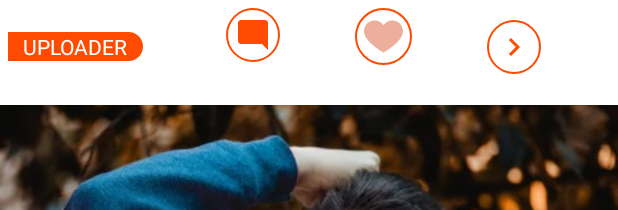
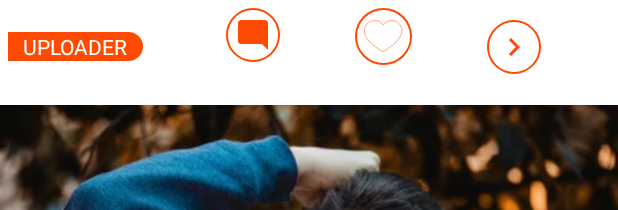
Before and after one commit to Rahul7f/PicTopz, an Android app: the layout layout_home_post.xml on its own in the app's theme, with its tools: preview values and no code run, on a phone screen of 412 x 824 dp. Shown: the top 210 px of the screen. Run offline under Robolectric (Android 15) with nearby library versions, the phone set to English and light mode, and no system bars.

Commit message:
dirty commit with a lol like function

```diff
--- a/app/build.gradle
+++ b/app/build.gradle
@@ -64,6 +64,7 @@ dependencies {
 
     //firebase storage
     implementation 'com.google.firebase:firebase-storage'
+    implementation 'com.google.firebase:firebase-functions'
     implementation 'com.android.support:multidex:1.0.3'
 
 
--- /dev/null
+++ b/app/src/main/res/drawable/heart2.xml
@@ -0,0 +1,11 @@
+<vector xmlns:android="http://schemas.android.com/apk/res/android"
+    android:width="400dp"
+    android:height="400dp"
+    android:viewportWidth="400"
+    android:viewportHeight="400">
+    <path
+        android:pathData="M283.257,35.528c58.743,0.286 106.294,47.836 106.58,106.58c0,107.624 -195.918,214.204 -195.918,214.204S0,248.165 2,142.108c0,-58.862 47.717,-106.58 106.58,-106.58l0,0c36.032,-0.281 69.718,17.842 89.339,48.065C215.674,53.517 249.273,35.441 285.257,35.528z"
+        android:strokeColor="#ff4a01"
+        android:strokeWidth="5"
+        />
+</vector>
--- a/app/src/main/res/layout/layout_home_post.xml
+++ b/app/src/main/res/layout/layout_home_post.xml
@@ -60,8 +60,9 @@
                 android:layout_height="38dp"
                 android:background="@drawable/circle2d"
                 android:padding="6sp"
-                android:src="@drawable/heart"
-                app:tint="#EDAF9B" />
+                android:src="@drawable/heart2"
+
+                />
             <TextView
                 android:id="@+id/likeNo"
                 android:layout_width="wrap_content"
--- a/app/src/main/res/menu/activity_main_drawer.xml
+++ b/app/src/main/res/menu/activity_main_drawer.xml
@@ -13,5 +13,8 @@
 
         <item android:id="@+id/upcoming_contest_menu"
             android:title="UpComing Contest"/>
+
+        <item android:id="@+id/http_test_function"
+            android:title="Https Test Function"/>
     </group>
 </menu>
```
Also changed, not shown: app/src/main/java/com/example/pictopz/CustomSharedPrefs.java (added, +32 -0 lines), app/src/main/java/com/example/pictopz/DrawerActivity.java (+34 -0 lines), app/src/main/java/com/example/pictopz/adapters/PostsAdapter.java (+88 -0 lines).
